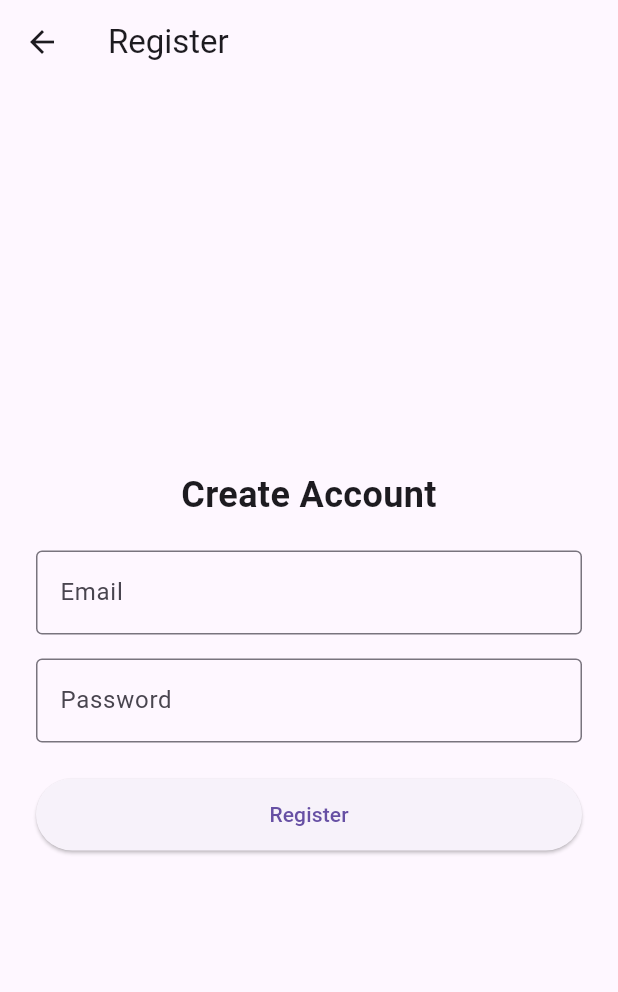
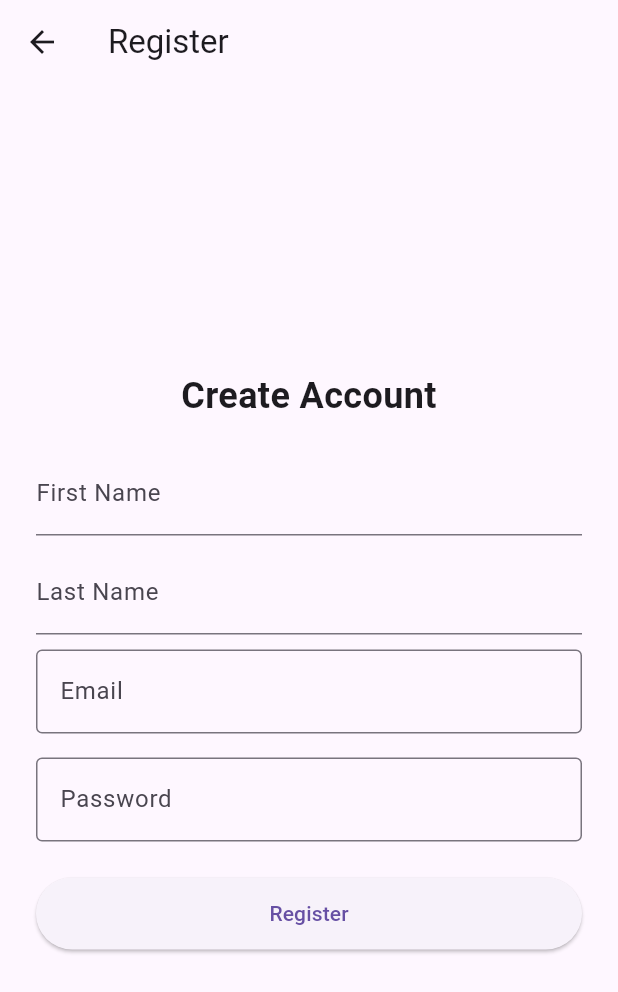
Before and after one commit to Olabiyi123/Elderly_vitals_monitor, a Flutter app: the DashboardScreen screen opened by its route, after a tap on the "logout" icon, after a tap on "Login", after a tap on "Don't have an account? Register", on a phone screen of 412 x 824 dp. Shown: the top 992 px of the screen. Run offline on Flutter 3.47's test engine with Material 3 defaults, Android fonts, the phone set to English and light mode, and no system bars; our stand-ins replace cloud_firestore, firebase_auth, firebase_core, geolocator; accounts and stored records are empty.

Commit message:
Added firstname and lastname to registration

```diff
--- a/lib/screens/dashboard_screen.dart
+++ b/lib/screens/dashboard_screen.dart
@@ -19,6 +19,15 @@ class DashboardScreen extends StatelessWidget {
     Navigator.pushReplacementNamed(context, '/login');
   }
 
+  Future<String> _getFirstName() async {
+    final user = FirebaseAuth.instance.currentUser;
+    final doc = await FirebaseFirestore.instance
+        .collection('users')
+        .doc(user!.uid)
+        .get();
+    return doc['firstName'] ?? 'User';
+  }
+
   @override
   Widget build(BuildContext context) {
     return Scaffold(
@@ -36,9 +45,15 @@ class DashboardScreen extends StatelessWidget {
         padding: EdgeInsets.all(16),
         child: Column(
           children: [
-            Text(
-              'Welcome, ${user?.email ?? 'User'}!',
-              style: TextStyle(fontSize: 18, fontWeight: FontWeight.w600),
+            FutureBuilder<String>(
+              future: _getFirstName(),
+              builder: (context, snapshot) {
+                if (!snapshot.hasData) return Text('Welcome...');
+                return Text(
+                  'Welcome back, ${snapshot.data}!',
+                  style: TextStyle(fontSize: 18, fontWeight: FontWeight.w600),
+                );
+              },
             ),
             SizedBox(height: 20),
             Expanded(
--- a/lib/screens/register_screen.dart
+++ b/lib/screens/register_screen.dart
@@ -8,6 +8,8 @@ class RegisterScreen extends StatefulWidget {
 
 class _RegisterScreenState extends State<RegisterScreen> {
   final _formKey = GlobalKey<FormState>();
+  final _firstNameController = TextEditingController();
+  final _lastNameController = TextEditingController();
   final _emailController = TextEditingController();
   final _passwordController = TextEditingController();
   final _authService = AuthService();
@@ -17,8 +19,13 @@ class _RegisterScreenState extends State<RegisterScreen> {
       final user = await _authService.register(
         _emailController.text.trim(),
         _passwordController.text.trim(),
+        _firstNameController.text.trim(),
+        _lastNameController.text.trim(),
       );
       if (user != null) {
+        ScaffoldMessenger.of(
+          context,
+        ).showSnackBar(SnackBar(content: Text('Registration successful')));
         Navigator.pushReplacementNamed(context, '/dashboard');
       } else {
         ScaffoldMessenger.of(context).showSnackBar(
@@ -48,6 +55,17 @@ class _RegisterScreenState extends State<RegisterScreen> {
                   textAlign: TextAlign.center,
                 ),
                 SizedBox(height: 20),
+                TextField(
+                  controller: _firstNameController,
+                  decoration: InputDecoration(labelText: "First Name"),
+                ),
+                SizedBox(height: 10),
+
+                TextField(
+                  controller: _lastNameController,
+                  decoration: InputDecoration(labelText: "Last Name"),
+                ),
+                SizedBox(height: 10),
                 TextFormField(
                   controller: _emailController,
                   decoration: InputDecoration(
```
Also changed, not shown: lib/services/auth_service.dart (+17 -2 lines).
